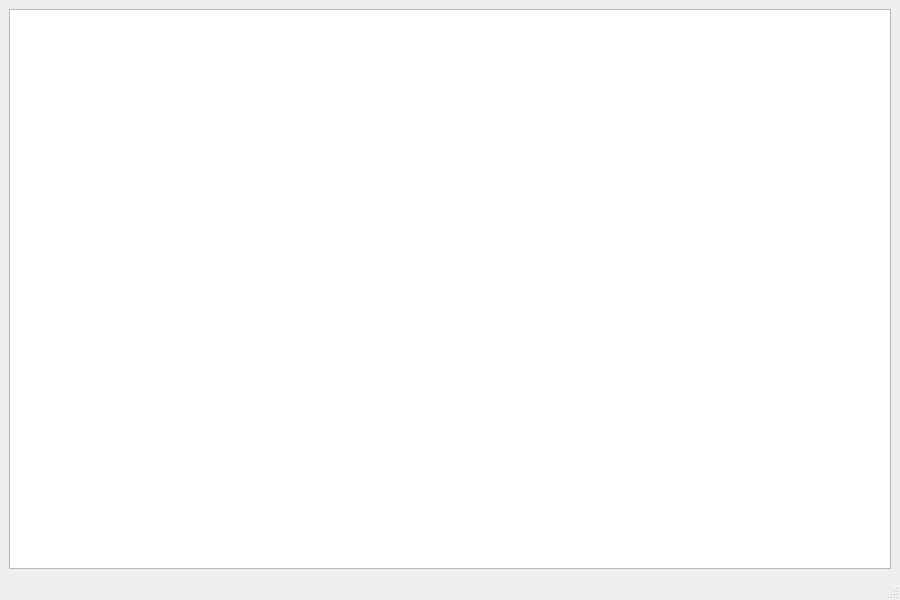
This is src/ui/mainwindow.ui in JulianAlejandro/BankingTransactionsManager as Qt 5 draws it before an edit. The edited form follows.
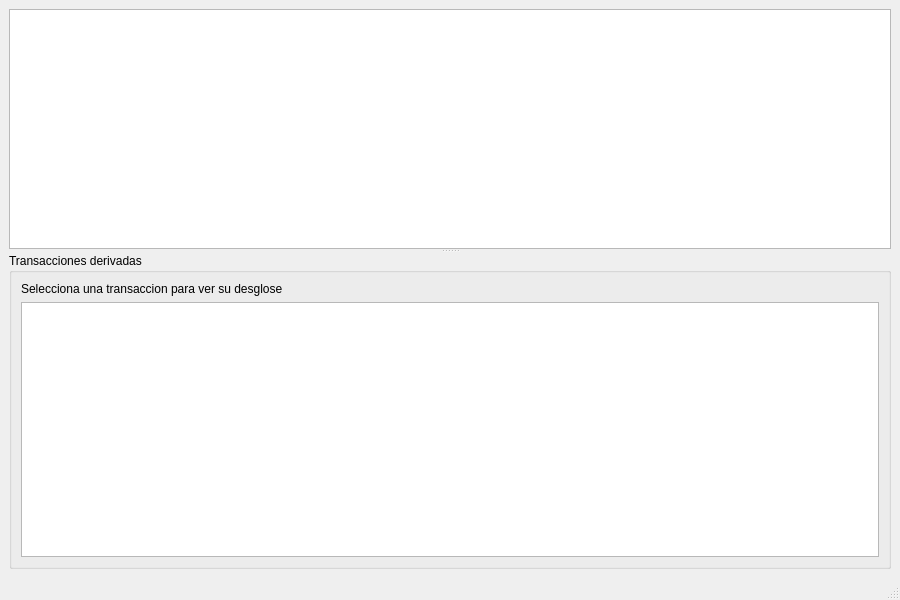
This is the edited form.

Commit message: feat(ui): panel de detalle con las transacciones derivadas

```diff
--- a/src/ui/mainwindow.ui
+++ b/src/ui/mainwindow.ui
@@ -16,7 +16,29 @@
   <widget class="QWidget" name="centralwidget">
    <layout class="QVBoxLayout" name="verticalLayout">
     <item>
-     <widget class="QTableView" name="tableView"/>
+     <widget class="QSplitter" name="splitter">
+      <property name="orientation">
+       <enum>Qt::Vertical</enum>
+      </property>
+      <widget class="QTableView" name="tableView"/>
+      <widget class="QGroupBox" name="groupDerived">
+       <property name="title">
+        <string>Transacciones derivadas</string>
+       </property>
+       <layout class="QVBoxLayout" name="verticalLayoutDerived">
+        <item>
+         <widget class="QLabel" name="labelDerivedSummary">
+          <property name="text">
+           <string>Selecciona una transaccion para ver su desglose</string>
+          </property>
+         </widget>
+        </item>
+        <item>
+         <widget class="QTableView" name="tableViewDerived"/>
+        </item>
+       </layout>
+      </widget>
+     </widget>
     </item>
    </layout>
   </widget>
```
The commit also changes 3 other files.
